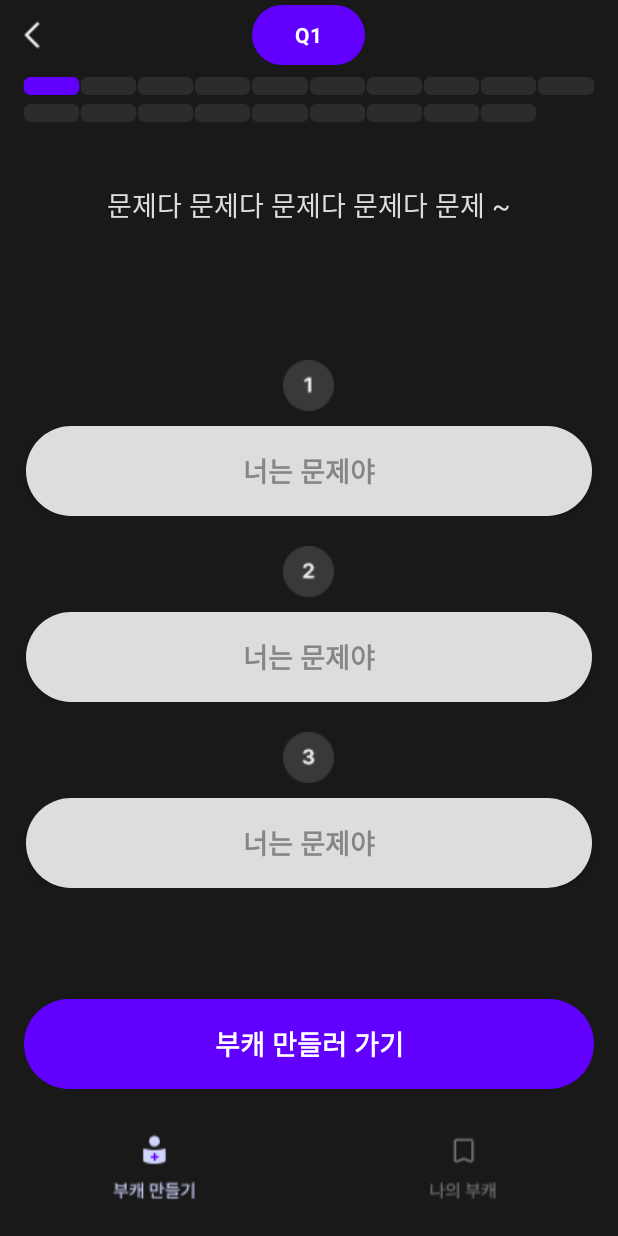
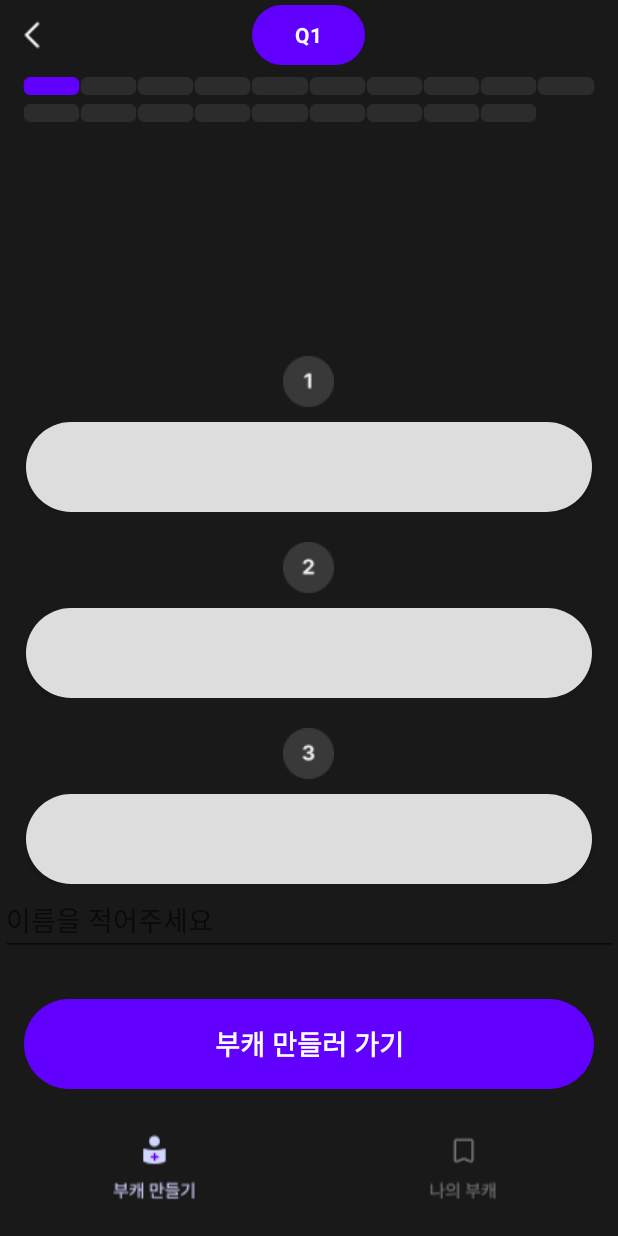
Before and after one commit to eunjee001/DDONA, an Android app: the fragment MakeCharacterContent placed in its activity, on a phone screen of 412 x 824 dp. Run offline under Robolectric (Android 15) with nearby library versions, the phone set to English and light mode, and no system bars; our stand-ins replace data binding.

Commit message:
배열 수정 및 주관식

```diff
--- a/app/src/main/res/layout/fragment_make_character.xml
+++ b/app/src/main/res/layout/fragment_make_character.xml
@@ -65,12 +65,15 @@
         android:id="@+id/tv_question"
         android:layout_marginTop="36dp"
         android:layout_marginHorizontal="15dp"
-        android:text="문제다 문제다 문제다 문제다 문제 ~"
         android:textColor="#DDDDDD"
         android:textSize="18dp"
         android:layout_gravity="center"/>
 
-
+    <LinearLayout
+        android:layout_width="match_parent"
+        android:layout_height="wrap_content"
+        android:orientation="vertical"
+        android:id="@+id/q_check">
     <LinearLayout
         android:id="@+id/ll_q1"
         android:layout_width="match_parent"
@@ -90,7 +93,6 @@
         android:layout_height="60dp"
         android:layout_marginTop="10dp"
         android:gravity="center"
-        android:text="너는 문제야"
         android:textSize="18dp"
         android:textStyle="bold"
         android:textColor="@color/text_selector"
@@ -118,7 +120,6 @@
             android:layout_height="60dp"
             android:layout_marginTop="10dp"
             android:gravity="center"
-            android:text="너는 문제야"
             android:textSize="18dp"
             android:textStyle="bold"
             android:textColor="@color/text_selector"
@@ -146,7 +147,6 @@
             android:layout_height="60dp"
             android:layout_marginTop="10dp"
             android:gravity="center"
-            android:text="너는 문제야"
             android:textSize="18dp"
             android:textStyle="bold"
             android:textColor="@color/text_selector"
@@ -155,5 +155,20 @@
             android:id="@+id/btn_q3"/>
     </LinearLayout>
     </LinearLayout>
+
+    <LinearLayout
+        android:layout_width="match_parent"
+        android:layout_height="wrap_content"
+        android:id="@+id/q_write"
+        android:orientation="vertical">
+        <EditText
+            android:layout_width="match_parent"
+            android:layout_height="wrap_content"
+            android:id="@+id/et_name"
+            android:hint="이름을 적어주세요"
+            />
+
+  </LinearLayout>
+    </LinearLayout>
     </FrameLayout>
 </layout>
```
Also changed, not shown: app/src/main/java/com/kkyoungs/ddona/question/MakeCharacterContent.kt (+7 -6 lines).
